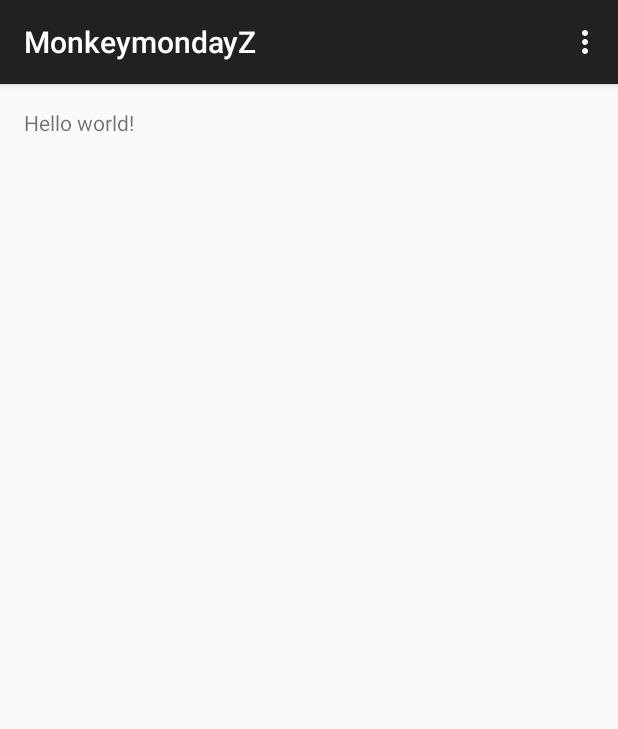
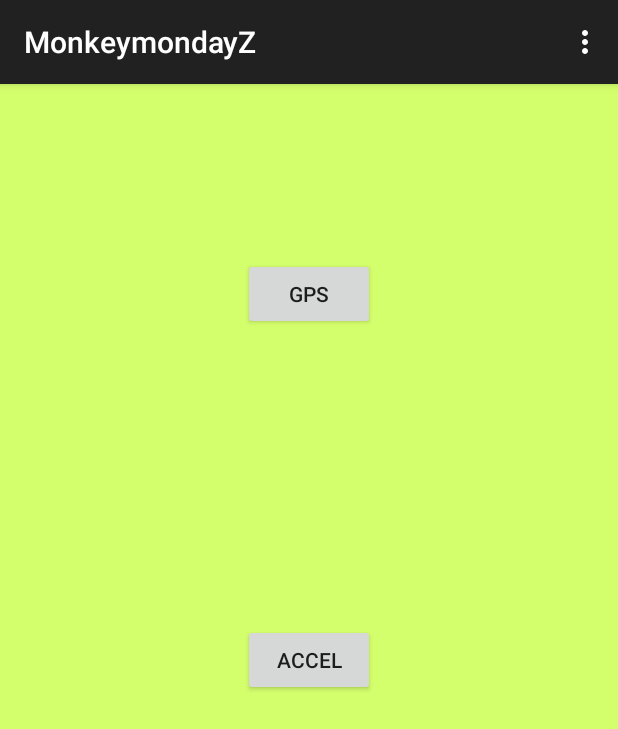
Before and after one commit to OskarJJ/MonkeymondayZ, an Android app: the screen it shows after launch (MainActivity), on a phone screen of 412 x 824 dp. Shown: the top 729 px of the screen. Run offline under Robolectric (Android 15) with nearby library versions, the phone set to English and light mode, and no system bars.

Commit message:
#3 Buttons created

```diff
--- a/app/src/main/java/nu/fml/monkeymondayz/MainActivity.java
+++ b/app/src/main/java/nu/fml/monkeymondayz/MainActivity.java
@@ -22,6 +22,8 @@ public class MainActivity extends ActionBarActivity {
         return true;
     }
 
+
+
     @Override
     public boolean onOptionsItemSelected(MenuItem item) {
         // Handle action bar item clicks here. The action bar will
--- a/app/src/main/res/layout/activity_main.xml
+++ b/app/src/main/res/layout/activity_main.xml
@@ -3,9 +3,26 @@
     android:layout_height="match_parent" android:paddingLeft="@dimen/activity_horizontal_margin"
     android:paddingRight="@dimen/activity_horizontal_margin"
     android:paddingTop="@dimen/activity_vertical_margin"
-    android:paddingBottom="@dimen/activity_vertical_margin" tools:context=".MainActivity">
+    android:paddingBottom="@dimen/activity_vertical_margin" tools:context=".MainActivity"
+    android:id="@+id/main123"
+    android:background="#ffd4ff6c">
 
-    <TextView android:text="@string/hello_world" android:layout_width="wrap_content"
-        android:layout_height="wrap_content" />
+    <Button
+        android:layout_width="wrap_content"
+        android:layout_height="wrap_content"
+        android:text="GPS"
+        android:id="@+id/buttongps"
+        android:layout_alignParentTop="true"
+        android:layout_centerHorizontal="true"
+        android:layout_marginTop="100dp"
+        android:onClick="goGPS"/>
 
+    <Button
+        android:layout_width="wrap_content"
+        android:layout_height="wrap_content"
+        android:text="ACCEL"
+        android:id="@+id/buttonaccel"
+        android:layout_centerVertical="true"
+        android:layout_centerHorizontal="true"
+        android:onClick="goACCEL"/>
 </RelativeLayout>
```
